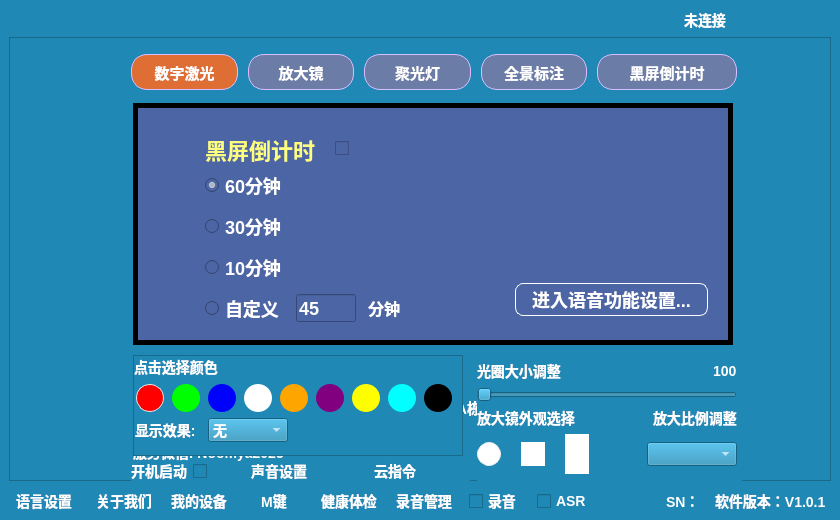
Qt form EasyPointer/mainwindow.ui (wlffeng2008/EasyPointer) before a commit.
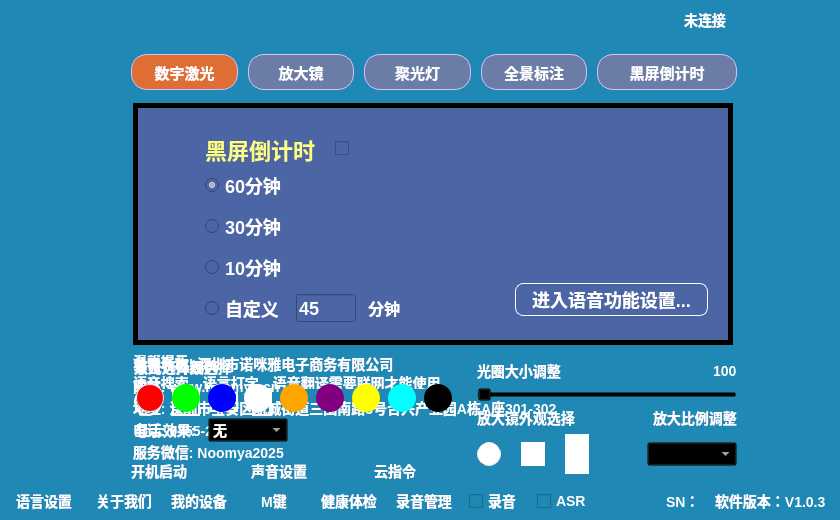
The same form after that commit. Icons and pictures are not drawn. Custom widgets are drawn as their Qt base class.

```diff
--- a/EasyPointer/mainwindow.ui
+++ b/EasyPointer/mainwindow.ui
@@ -159,6 +159,9 @@
     </item>
     <item>
      <widget class="QFrame" name="frameMain">
+      <property name="styleSheet">
+       <string notr="true">background-color: transparent;</string>
+      </property>
       <property name="frameShape">
        <enum>QFrame::Shape::StyledPanel</enum>
       </property>
@@ -3069,7 +3072,7 @@
       <item>
        <widget class="QLabel" name="label_18">
         <property name="text">
-         <string>软件版本：V1.0.1</string>
+         <string>软件版本：V1.0.3</string>
         </property>
        </widget>
       </item>
```
Left out of the diff: 4 changed lines with no effect on the pictures.
